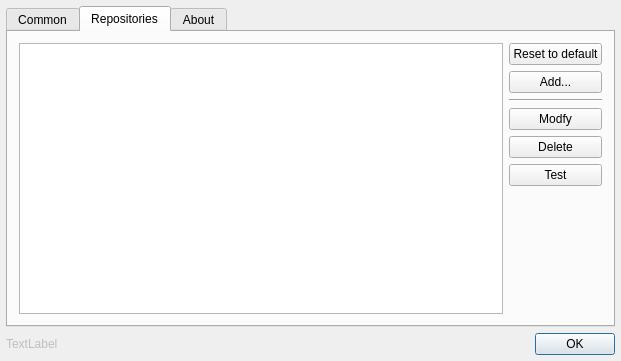
Qt form ui/SettingsForm.ui (Alex2772/hackers-mc-launcher) before a commit.
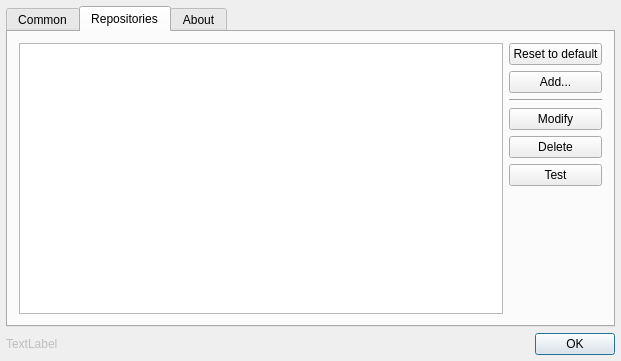
The same form after that commit. The open tabs and pages were chosen to show the change. Icons and pictures are not drawn. Custom widgets are drawn as their Qt base class.

The edit to the form file:
```diff
--- a/ui/SettingsForm.ui
+++ b/ui/SettingsForm.ui
@@ -210,7 +210,7 @@
          <item>
           <widget class="QPushButton" name="pushButton_3">
            <property name="text">
-            <string>Modfy</string>
+            <string>Modify</string>
            </property>
           </widget>
          </item>
```
Left out of the diff: 10 changed lines with no effect on the pictures.
